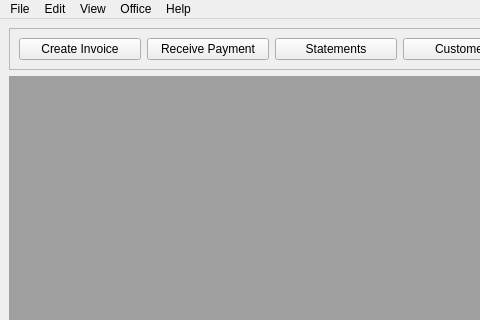
First picture: the form in Qt Invoicing App/OSI-Invoicing/mainwindow.ui, repository RyanPowellBeard/Portfolio, before the edit; both pictures show x 0 to 480 and y 0 to 320 of the 800 by 648 pixel window.
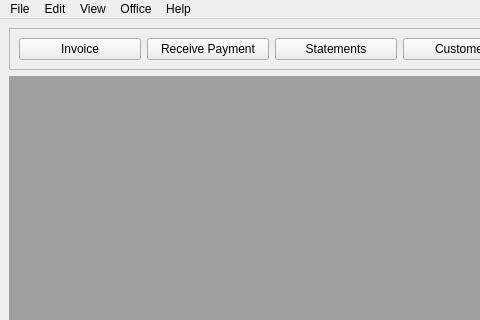
Second picture: the form after the edit.

```diff
--- a/Qt Invoicing App/OSI-Invoicing/mainwindow.ui
+++ b/Qt Invoicing App/OSI-Invoicing/mainwindow.ui
@@ -27,7 +27,7 @@
        <item>
         <widget class="QPushButton" name="CreateInvoice_Button">
          <property name="text">
-          <string>Create Invoice</string>
+          <string>Invoice</string>
          </property>
         </widget>
        </item>
```
Left out of the diff: 6 changed lines with no effect on the pictures.
